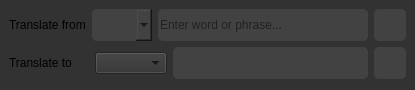
Before: the Qt Designer form window/interface/translate_interface.ui in apps-open/BiLinguo, drawn with Qt 5.
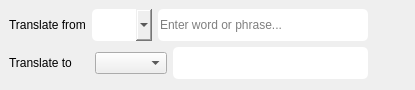
After: the same form once the commit is applied. Icons and pictures are not drawn.

```diff
--- a/window/interface/translate_interface.ui
+++ b/window/interface/translate_interface.ui
@@ -14,7 +14,7 @@
    <string>Translate</string>
   </property>
   <property name="styleSheet">
-   <string notr="true">background:  #323232;</string>
+   <string notr="true"></string>
   </property>
   <widget class="QWidget" name="centralwidget">
    <layout class="QVBoxLayout" name="verticalLayout">
@@ -31,7 +31,7 @@
        <widget class="QComboBox" name="translate_from">
         <property name="styleSheet">
          <string notr="true">*{
-background: #424242;
+
 border-radius: 5px;
 border: 0px solid;
 height: 32px;}</string>
@@ -42,7 +42,7 @@
        <widget class="QLineEdit" name="phrase_edit">
         <property name="styleSheet">
          <string notr="true">*{
-background: #424242;
+
 border-radius: 5px;
 border: 0px solid;
 height: 32px;}
@@ -65,7 +65,7 @@
         <property name="styleSheet">
          <string notr="true">*{
 	image: url(:/translate_icon/icons8-translate-24.png);
-background: #424242;
+
 border-radius: 5px;
 border: 0px solid;
 height: 32px;}
@@ -107,7 +107,7 @@
        <widget class="QLineEdit" name="output_edit">
         <property name="styleSheet">
          <string notr="true">*{
-background: #424242;
+
 border-radius: 5px;
 border: 0px solid;
 height: 32px;}</string>
@@ -121,7 +121,7 @@
        <widget class="QPushButton" name="copy_button">
         <property name="styleSheet">
          <string notr="true">*{image: url(:/copy_icon/icons8-copy-24.png);
-background: #424242;
+
 border-radius: 5px;
 border: 0px solid;
 height: 32px;}
```
Left out of the diff: 8 changed lines with no effect on the pictures.
